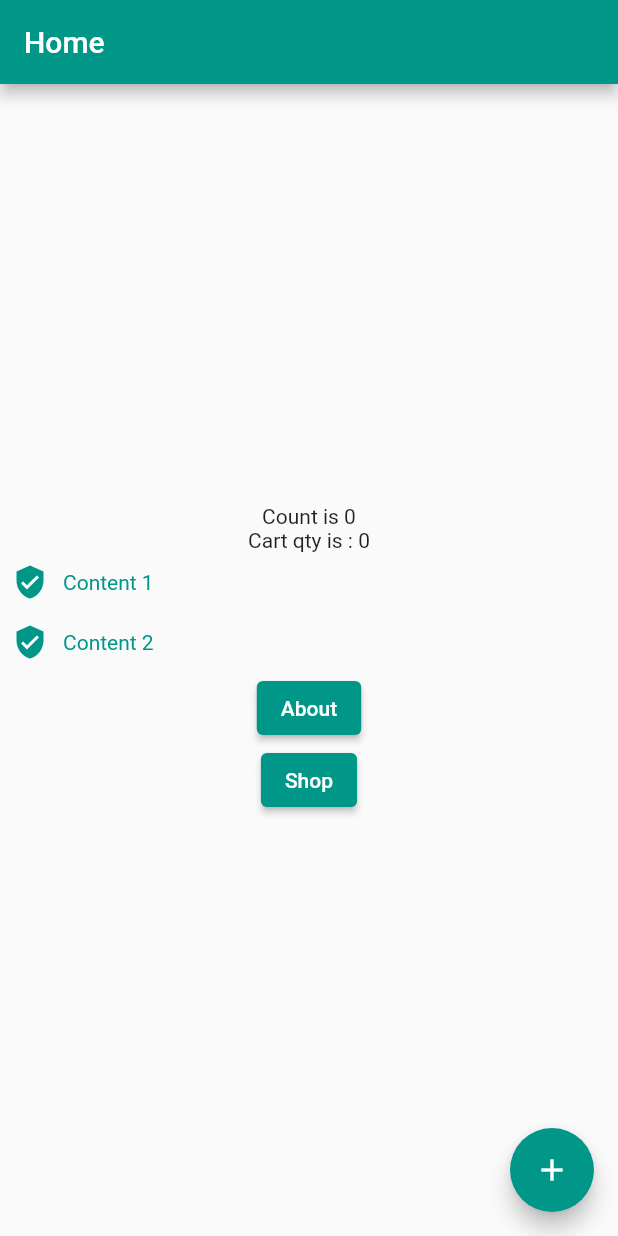
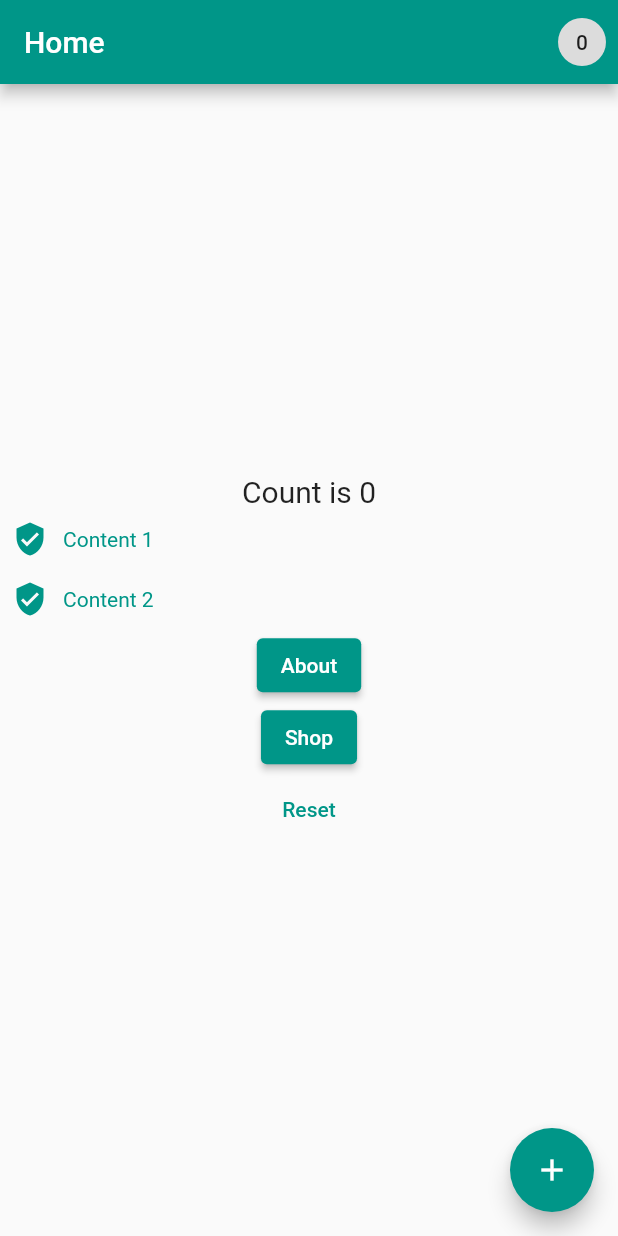
Before and after one commit to iamchathu/sliit-lec-3, a Flutter app: the screen it shows after launch, on a phone screen of 412 x 824 dp. Run offline on Flutter 3.47's test engine with Material 2 defaults, Android fonts, the phone set to English and light mode, and no system bars.

Commit message:
refactor: update the code with best practices.

```diff
--- a/lib/components/list_item.dart
+++ b/lib/components/list_item.dart
@@ -18,7 +18,7 @@ class ListItem extends StatelessWidget {
             Icons.verified_user,
             color: Theme.of(context).primaryColor,
           ),
-          SizedBox(
+          const SizedBox(
             width: 10,
           ),
           Text(
--- a/lib/main.dart
+++ b/lib/main.dart
@@ -1,8 +1,8 @@
 import 'package:flutter/material.dart';
+import 'package:lec_3/providers/shop_provider.dart';
 import 'package:lec_3/screens/about.dart';
 import 'package:lec_3/screens/home.dart';
 import 'package:lec_3/screens/shop.dart';
-import 'package:lec_3/shop_provider.dart';
 import 'package:provider/provider.dart';
 
 void main() {
@@ -16,7 +16,7 @@ class MyApp extends StatelessWidget {
   @override
   Widget build(BuildContext context) {
     return ChangeNotifierProvider(
-      create: (context) => ShopManager(),
+      create: (context) => ShopProvider(),
       child: MaterialApp(
         title: 'Flutter Demo',
         debugShowCheckedModeBanner: false,
--- a/lib/shop_provider.dart
+++ b/lib/providers/shop_provider.dart
@@ -1,6 +1,6 @@
 import 'package:flutter/cupertino.dart';
 
-class ShopManager extends ChangeNotifier {
+class ShopProvider extends ChangeNotifier {
   int _qty = 0;
 
   int get qty => _qty;
@@ -16,4 +16,9 @@ class ShopManager extends ChangeNotifier {
       notifyListeners();
     }
   }
+
+  void reset() {
+    _qty = 0;
+    notifyListeners();
+  }
 }
--- a/lib/screens/about.dart
+++ b/lib/screens/about.dart
@@ -2,7 +2,7 @@ import 'package:flutter/material.dart';
 import 'package:lec_3/components/layout.dart';
 
 class About extends StatelessWidget {
-  static String routeName = '/about';
+  static const String routeName = '/about';
   const About({Key? key}) : super(key: key);
 
   @override
@@ -11,12 +11,12 @@ class About extends StatelessWidget {
       title: "About",
       body: Column(
         children: [
-          Text("About "),
+          const Text("About "),
           OutlinedButton(
             onPressed: () {
               Navigator.of(context).pop();
             },
-            child: Text("Home"),
+            child: const Text("Home"),
           )
         ],
       ),
--- a/lib/screens/home.dart
+++ b/lib/screens/home.dart
@@ -1,13 +1,12 @@
 import 'package:flutter/material.dart';
-import 'package:lec_3/components/layout.dart';
 import 'package:lec_3/components/list_item.dart';
+import 'package:lec_3/providers/shop_provider.dart';
 import 'package:lec_3/screens/about.dart';
 import 'package:lec_3/screens/shop.dart';
-import 'package:lec_3/shop_provider.dart';
 import 'package:provider/provider.dart';
 
 class Home extends StatefulWidget {
-  static String routeName = '/home';
+  static const String routeName = '/home';
   const Home({
     Key? key,
   }) : super(key: key);
@@ -23,38 +22,52 @@ class _HomeState extends State<Home> {
     setState(() {
       count++;
     });
-    print("Count is $count");
   }
 
   @override
   Widget build(BuildContext context) {
-    return Layout(
-      title: "Home",
+    return Scaffold(
+      appBar: AppBar(
+        title: const Text("Home"),
+        actions: [
+          Chip(
+            label: Text('${Provider.of<ShopProvider>(context).qty}'),
+          )
+        ],
+      ),
       body: Column(
         mainAxisAlignment: MainAxisAlignment.center,
         children: [
           InkWell(
             onTap: _onIncrement,
-            child: Text("Count is $count"),
+            child: Text(
+              "Count is $count",
+              style: const TextStyle(
+                fontSize: 20,
+              ),
+            ),
           ),
-          Text("Cart qty is : ${Provider.of<ShopManager>(context).qty}"),
-          ListItem(
+          const ListItem(
             content: "Content 1",
           ),
-          ListItem(
+          const ListItem(
             content: "Content 2",
           ),
           ElevatedButton(
             onPressed: () {
               Navigator.of(context).pushNamed(About.routeName);
             },
-            child: Text("About"),
+            child: const Text("About"),
           ),
           ElevatedButton(
             onPressed: () {
               Navigator.of(context).pushNamed(Shop.routeName);
             },
-            child: Text("Shop"),
+            child: const Text("Shop"),
+          ),
+          TextButton(
+            onPressed: Provider.of<ShopProvider>(context, listen: false).reset,
+            child: const Text("Reset"),
           )
         ],
       ),
```
Also changed, not shown: lib/components/color_manager.dart (+10 -4 lines), lib/screens/shop.dart (+15 -8 lines).
